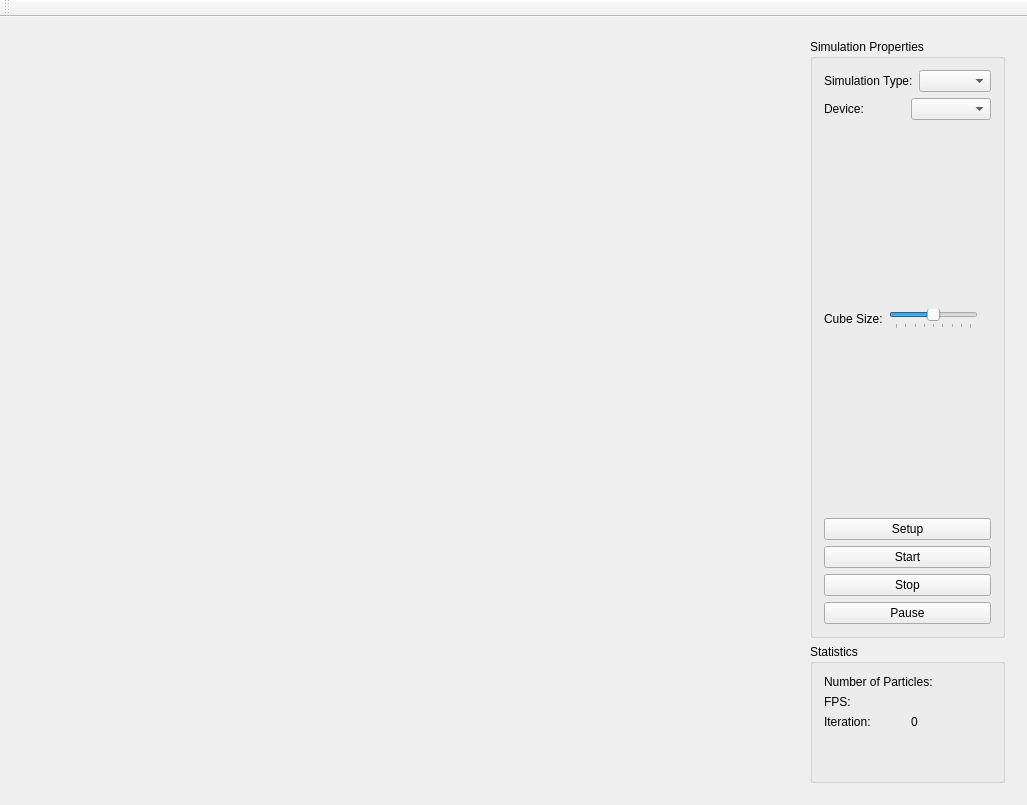
This is ui/mainwindow.ui in mlykotom/gmu-water-simulation as Qt 5 draws it before an edit. The edited form follows.
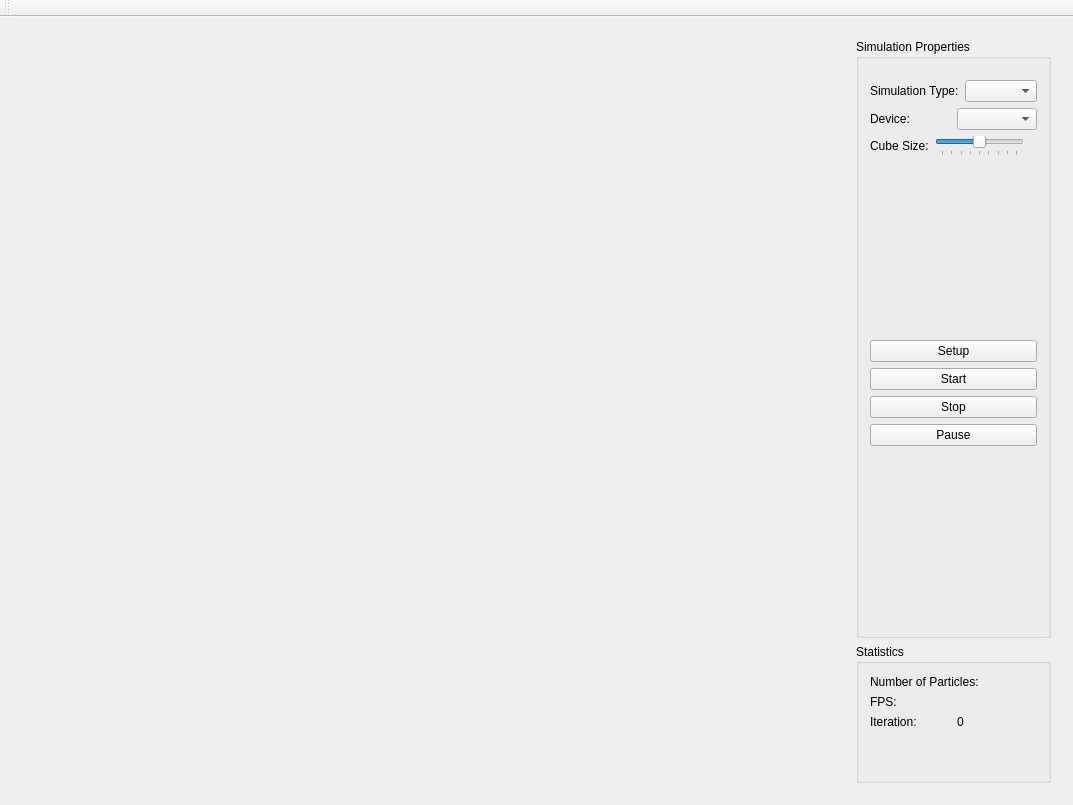
This is the edited form.

What changed in the file:
```diff
--- a/ui/mainwindow.ui
+++ b/ui/mainwindow.ui
@@ -6,7 +6,7 @@
    <rect>
     <x>0</x>
     <y>0</y>
-    <width>1027</width>
+    <width>1073</width>
     <height>805</height>
    </rect>
   </property>
@@ -114,6 +114,22 @@
           <string>Simulation Properties</string>
          </property>
          <layout class="QVBoxLayout" name="verticalLayout_3">
+          <item>
+           <spacer name="verticalSpacer_4">
+            <property name="orientation">
+             <enum>Qt::Vertical</enum>
+            </property>
+            <property name="sizeType">
+             <enum>QSizePolicy::Minimum</enum>
+            </property>
+            <property name="sizeHint" stdset="0">
+             <size>
+              <width>20</width>
+              <height>10</height>
+             </size>
+            </property>
+           </spacer>
+          </item>
           <item>
            <layout class="QVBoxLayout" name="verticalLayout_2">
             <item>
@@ -207,6 +223,12 @@
               </item>
               <item>
                <widget class="QLabel" name="cubeSizeLabel">
+                <property name="sizePolicy">
+                 <sizepolicy hsizetype="Minimum" vsizetype="Fixed">
+                  <horstretch>0</horstretch>
+                  <verstretch>0</verstretch>
+                 </sizepolicy>
+                </property>
                 <property name="text">
                  <string/>
                 </property>
@@ -216,6 +238,19 @@
             </item>
            </layout>
           </item>
+          <item>
+           <spacer name="verticalSpacer_3">
+            <property name="orientation">
+             <enum>Qt::Vertical</enum>
+            </property>
+            <property name="sizeHint" stdset="0">
+             <size>
+              <width>20</width>
+              <height>40</height>
+             </size>
+            </property>
+           </spacer>
+          </item>
           <item>
            <layout class="QVBoxLayout" name="verticalLayout">
             <item>
@@ -248,6 +283,19 @@
             </item>
            </layout>
           </item>
+          <item>
+           <spacer name="verticalSpacer_2">
+            <property name="orientation">
+             <enum>Qt::Vertical</enum>
+            </property>
+            <property name="sizeHint" stdset="0">
+             <size>
+              <width>20</width>
+              <height>40</height>
+             </size>
+            </property>
+           </spacer>
+          </item>
          </layout>
         </widget>
        </item>
```
Left out of the diff: 3 changed lines with no effect on the pictures.
